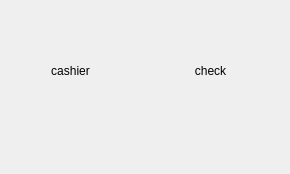
This is GUI/admin.ui in zizo-pro/Shop_Manager as Qt 5 draws it before an edit. The edited form follows.
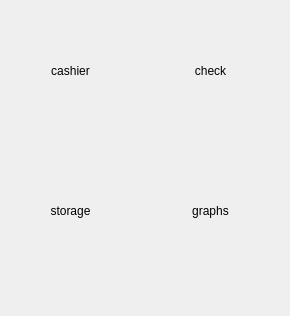
This is the edited form.

The edit to the form file:
```diff
--- a/GUI/admin.ui
+++ b/GUI/admin.ui
@@ -7,7 +7,7 @@
     <x>0</x>
     <y>0</y>
     <width>290</width>
-    <height>174</height>
+    <height>316</height>
    </rect>
   </property>
   <property name="windowTitle">
@@ -46,6 +46,38 @@
      <bool>true</bool>
     </property>
    </widget>
+   <widget class="QPushButton" name="storage_bt">
+    <property name="geometry">
+     <rect>
+      <x>10</x>
+      <y>150</y>
+      <width>121</width>
+      <height>121</height>
+     </rect>
+    </property>
+    <property name="text">
+     <string>storage</string>
+    </property>
+    <property name="flat">
+     <bool>true</bool>
+    </property>
+   </widget>
+   <widget class="QPushButton" name="graphs_bt">
+    <property name="geometry">
+     <rect>
+      <x>150</x>
+      <y>150</y>
+      <width>121</width>
+      <height>121</height>
+     </rect>
+    </property>
+    <property name="text">
+     <string>graphs</string>
+    </property>
+    <property name="flat">
+     <bool>true</bool>
+    </property>
+   </widget>
   </widget>
   <widget class="QMenuBar" name="menubar">
    <property name="geometry">
```
